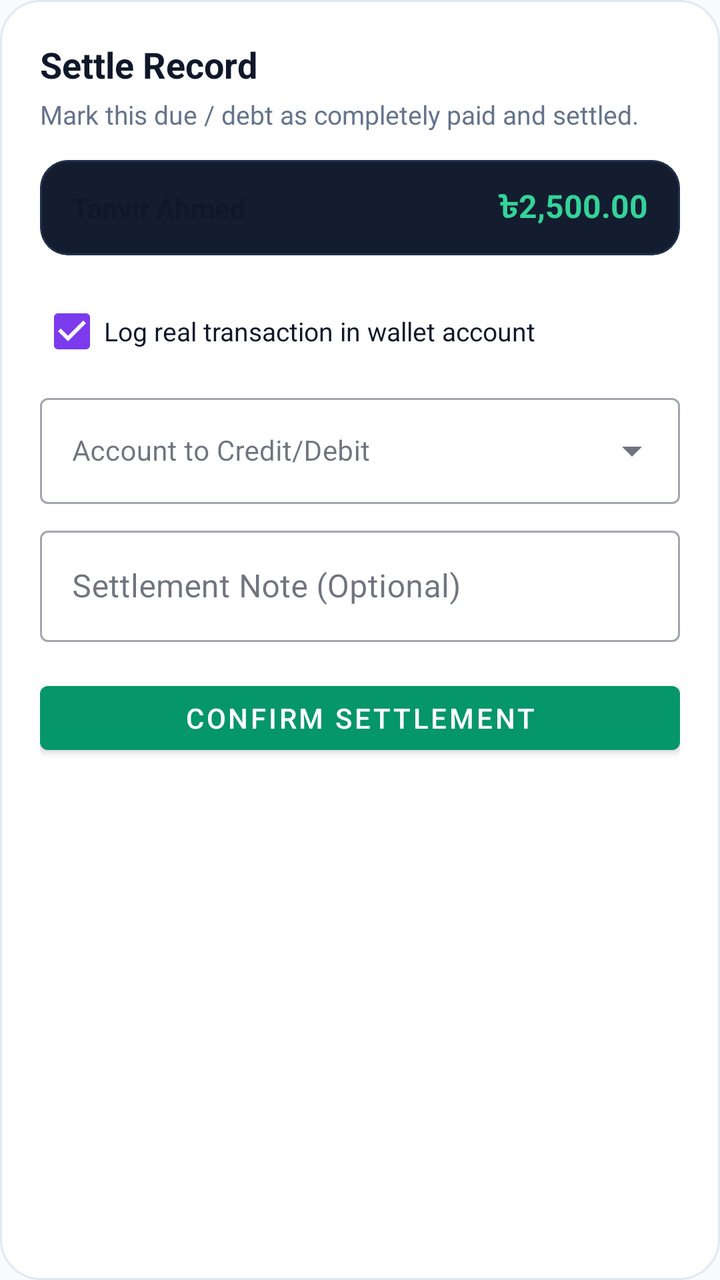
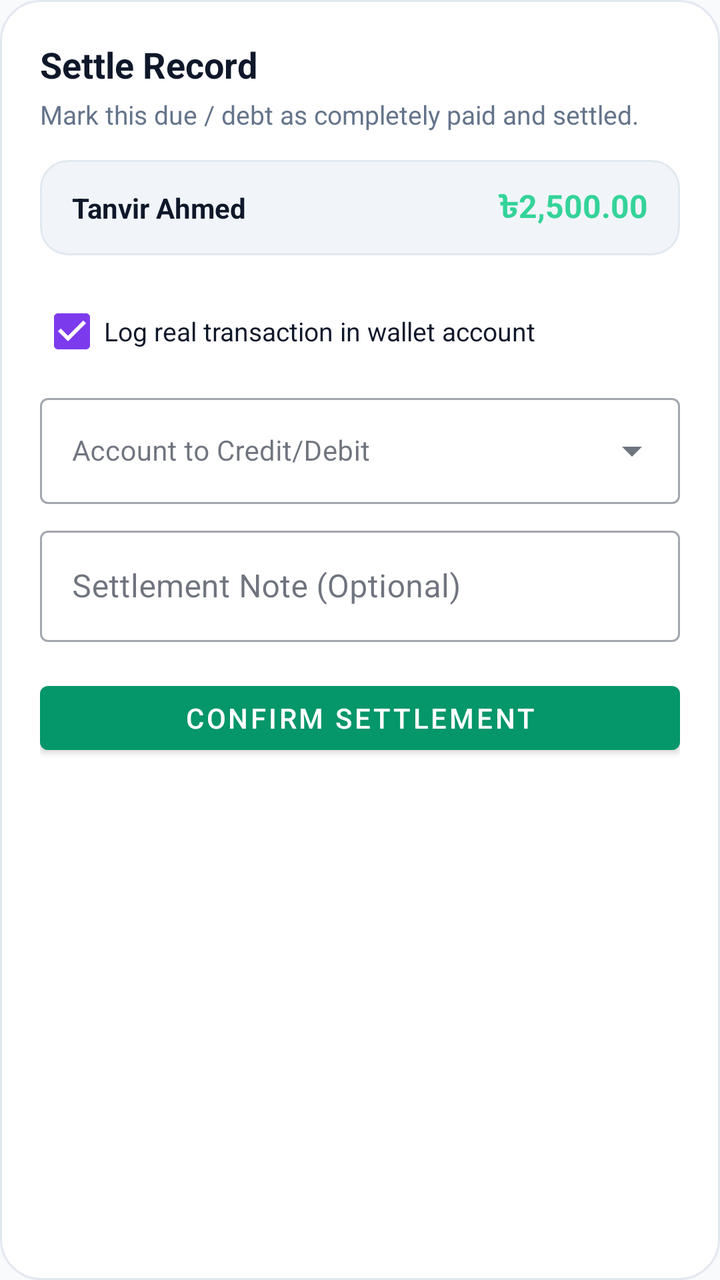

Screens rendered from an Android XML layout before and after an edit, with the pre-edit source and the edit as a unified diff.
<!-- AndroidManifest.xml: application theme Theme.LifeSync -->
<!-- res/layout/dialog_settle_due_debt.xml -->
<?xml version="1.0" encoding="utf-8"?>
<LinearLayout xmlns:android="http://schemas.android.com/apk/res/android"
    xmlns:app="http://schemas.android.com/apk/res-auto"
    android:layout_width="match_parent"
    android:layout_height="wrap_content"
    android:background="@drawable/bg_dialog_glass"
    android:orientation="vertical"
    android:padding="20dp"
    android:paddingBottom="24dp">

    <TextView
        android:id="@+id/tvSettleTitle"
        android:layout_width="wrap_content"
        android:layout_height="wrap_content"
        android:text="Settle Record"
        android:textColor="@color/text_primary"
        android:textSize="18sp"
        android:textStyle="bold" />

    <TextView
        android:id="@+id/tvSettleSubtitle"
        android:layout_width="wrap_content"
        android:layout_height="wrap_content"
        android:layout_marginTop="4dp"
        android:text="Mark this due / debt as completely paid and settled."
        android:textColor="@color/text_secondary"
        android:textSize="13sp" />

    
    <com.google.android.material.card.MaterialCardView
        android:layout_width="match_parent"
        android:layout_height="wrap_content"
        android:layout_marginTop="14dp"
        app:cardCornerRadius="14dp"
        app:cardElevation="0dp"
        app:strokeWidth="1dp"
        app:strokeColor="#203049"
        app:cardBackgroundColor="#131D2F">

        <LinearLayout
            android:layout_width="match_parent"
            android:layout_height="wrap_content"
            android:gravity="center_vertical"
            android:orientation="horizontal"
            android:paddingHorizontal="16dp"
            android:paddingVertical="12dp">

            <TextView
                android:id="@+id/tvSettlePerson"
                android:layout_width="0dp"
                android:layout_height="wrap_content"
                android:layout_weight="1"
                android:text="Tanvir Ahmed"
                android:textColor="@color/text_primary"
                android:textSize="14sp"
                android:textStyle="bold" />

            <TextView
                android:id="@+id/tvSettleAmount"
                android:layout_width="wrap_content"
                android:layout_height="wrap_content"
                android:text="৳2,500.00"
                android:textColor="#34D399"
                android:textSize="16sp"
                android:textStyle="bold" />
        </LinearLayout>
    </com.google.android.material.card.MaterialCardView>

    
    <com.google.android.material.checkbox.MaterialCheckBox
        android:id="@+id/cbLogTransaction"
        android:layout_width="match_parent"
        android:layout_height="wrap_content"
        android:layout_marginTop="14dp"
        android:checked="true"
        android:text="Log real transaction in wallet account"
        android:textColor="@color/text_primary"
        android:textSize="13sp" />

    <com.google.android.material.textfield.TextInputLayout
        android:id="@+id/tilSettleAccount"
        style="@style/Widget.MaterialComponents.TextInputLayout.OutlinedBox.ExposedDropdownMenu"
        android:layout_width="match_parent"
        android:layout_height="wrap_content"
        android:layout_marginTop="4dp"
        android:hint="Account to Credit/Debit">

        <AutoCompleteTextView
            android:id="@+id/actvSettleAccount"
            android:layout_width="match_parent"
            android:layout_height="wrap_content"
            android:inputType="none"
            android:maxLines="1"
            android:singleLine="true"
            android:textColor="@color/text_primary"
            android:textSize="14sp" />
    </com.google.android.material.textfield.TextInputLayout>

    
    <com.google.android.material.textfield.TextInputLayout
        style="@style/Widget.MaterialComponents.TextInputLayout.OutlinedBox"
        android:layout_width="match_parent"
        android:layout_height="wrap_content"
        android:layout_marginTop="8dp"
        android:hint="Settlement Note (Optional)">

        <com.google.android.material.textfield.TextInputEditText
            android:id="@+id/etSettleNote"
            android:layout_width="match_parent"
            android:layout_height="wrap_content"
            android:inputType="textCapSentences" />
    </com.google.android.material.textfield.TextInputLayout>

    <com.google.android.material.button.MaterialButton
        android:id="@+id/btnConfirmSettle"
        android:layout_width="match_parent"
        android:layout_height="44dp"
        android:layout_marginTop="16dp"
        android:text="Confirm Settlement"
        app:backgroundTint="#059669" />

</LinearLayout>
<!-- resources referenced by this layout -->
<resources>
  <color name="text_primary">#0F172A</color>
  <color name="text_secondary">#64748B</color>
  <!-- drawable bg_dialog_glass (drawable) -->
  <?xml version="1.0" encoding="utf-8"?>
  <shape xmlns:android="http://schemas.android.com/apk/res/android"
      android:shape="rectangle">
      <corners android:radius="20dp" />
      <solid android:color="@color/surface" />
      <stroke
          android:width="1dp"
          android:color="@color/card_stroke" />
  </shape>
  <style name="Theme.LifeSync" parent="Theme.MaterialComponents.DayNight.NoActionBar">
          <item name="colorPrimary">@color/primary</item>
          <item name="colorPrimaryVariant">@color/primary_variant</item>
          <item name="colorOnPrimary">@color/on_primary</item>
          <item name="colorSecondary">@color/secondary</item>
          <item name="colorSecondaryVariant">@color/secondary_variant</item>
          <item name="colorOnSecondary">@color/on_secondary</item>
          <item name="colorSurface">@color/surface</item>
          <item name="colorOnSurface">@color/text_primary</item>
          <item name="colorOnBackground">@color/text_primary</item>
          <item name="colorOnSurfaceVariant">@color/text_secondary</item>
          <item name="android:colorBackground">@color/background</item>
          <item name="android:windowBackground">@color/background</item>
          <item name="android:textColorPrimary">@color/text_primary</item>
          <item name="android:textColorSecondary">@color/text_secondary</item>
          <item name="android:statusBarColor">@color/background</item>
          <item name="android:windowLightStatusBar">true</item>
          <item name="android:navigationBarColor">@color/background</item>
          <item name="materialCardViewStyle">@style/CardElevationRounded</item>
          <item name="android:textViewStyle">@style/DuoRhythmTextView</item>
          <item name="android:editTextStyle">@style/DuoRhythmEditText</item>
          <item name="editTextStyle">@style/DuoRhythmEditText</item>
      </style>
  <color name="surface">#FFFFFF</color>
  <color name="card_stroke">#E2E8F0</color>
  <color name="primary">#0284C7</color>
  <color name="primary_variant">#0369A1</color>
  <color name="on_primary">#FFFFFF</color>
  <color name="secondary">#7C3AED</color>
  <color name="secondary_variant">#6D28D9</color>
  <color name="on_secondary">#FFFFFF</color>
  <color name="background">#F8FAFC</color>
  <style name="CardElevationRounded" parent="Widget.MaterialComponents.CardView">
          <item name="cardCornerRadius">22dp</item>
          <item name="cardElevation">2dp</item>
          <item name="strokeWidth">1dp</item>
          <item name="strokeColor">@color/card_stroke</item>
          <item name="cardBackgroundColor">@color/surface_card</item>
      </style>
  <style name="DuoRhythmTextView" parent="android:Widget.TextView">
          <item name="android:lineSpacingExtra">2dp</item>
          <item name="android:fontFamily">sans-serif</item>
          <item name="android:includeFontPadding">true</item>
      </style>
  <style name="DuoRhythmEditText" parent="android:Widget.EditText">
          <item name="android:lineSpacingExtra">2dp</item>
          <item name="android:fontFamily">sans-serif</item>
          <item name="android:includeFontPadding">true</item>
          <item name="android:textColor">@color/text_primary</item>
          <item name="android:textColorHint">@color/text_secondary</item>
      </style>
  <color name="surface_card">#FFFFFF</color>
</resources>

<!-- the commit's change to res/layout/dialog_settle_due_debt.xml (unified diff, before → after) -->
@@ -34,8 +34,8 @@
         app:cardCornerRadius="14dp"
         app:cardElevation="0dp"
         app:strokeWidth="1dp"
-        app:strokeColor="#203049"
-        app:cardBackgroundColor="#131D2F">
+        app:strokeColor="@color/card_stroke"
+        app:cardBackgroundColor="@color/surface_variant">
 
         <LinearLayout
             android:layout_width="match_parent"
<!-- resource entries referenced after the edit -->
@@ -37,6 +37,7 @@
       </style>
   <color name="surface">#FFFFFF</color>
   <color name="card_stroke">#E2E8F0</color>
+  <color name="surface_variant">#F1F5F9</color>
   <color name="primary">#0284C7</color>
   <color name="primary_variant">#0369A1</color>
   <color name="on_primary">#FFFFFF</color>
